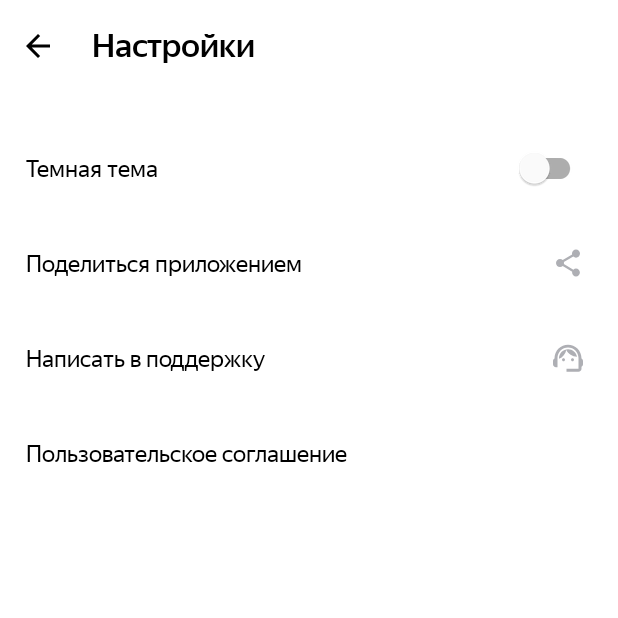
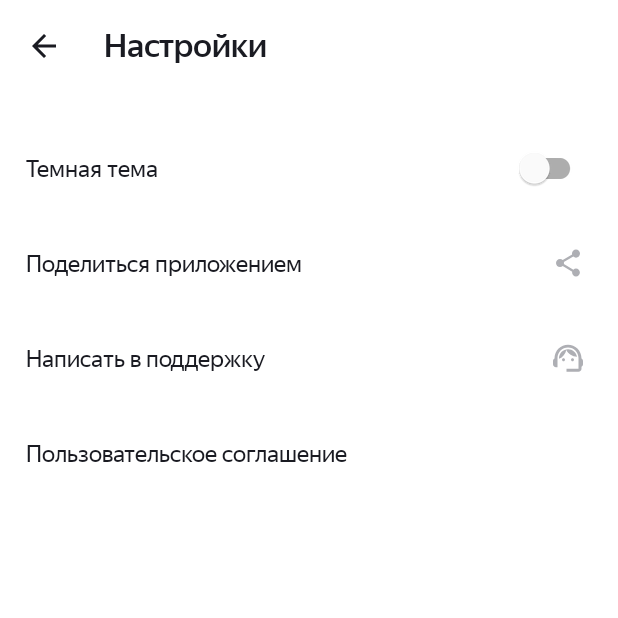
Before and after one commit to harhanov/PlaylistMaker, an Android app: the SettingsActivity screen opened directly, with no data from a screen before it, on a phone screen of 412 x 824 dp, the top half of it. Run offline under Robolectric (Android 15) with nearby library versions, the phone set to English and light mode, and no system bars.

```diff
--- a/app/src/main/java/com/practicum/playlistmaker/SearchResult.kt
+++ b/app/src/main/java/com/practicum/playlistmaker/SearchResult.kt
@@ -3,4 +3,4 @@ package com.practicum.playlistmaker
 data class SearchResult(
     val resultCount: Int,
     val results: List<Track>
-    )
+)
--- a/app/src/main/java/com/practicum/playlistmaker/Track.kt
+++ b/app/src/main/java/com/practicum/playlistmaker/Track.kt
@@ -8,5 +8,8 @@ data class Track (
     val artistName: String,
     @SerializedName("trackTimeMillis") val trackTime: String,
     val artworkUrl100: String,
-    val formattedDuration: String,
+    val collectionName: String,
+    val releaseDate: String,
+    val primaryGenreName: String,
+    val country: String,
 )
--- a/app/src/main/res/drawable-v24/arrow_back.xml
+++ b/app/src/main/res/drawable-v24/arrow_back.xml
@@ -1,9 +1,13 @@
 <vector xmlns:android="http://schemas.android.com/apk/res/android"
-    android:width="16dp"
-    android:height="16dp"
-    android:viewportWidth="16"
-    android:viewportHeight="16">
-  <path
-      android:pathData="M16,7H3.83L9.42,1.41L8,0L0,8L8,16L9.41,14.59L3.83,9H16V7Z"
-      android:fillColor="?attr/colorOnSecondary"/>
+    android:width="24dp"
+    android:height="24dp"
+    android:viewportWidth="24"
+    android:viewportHeight="24">
+  <group>
+    <clip-path
+        android:pathData="M0,0h24v24h-24z"/>
+    <path
+        android:pathData="M20,11H7.83L13.42,5.41L12,4L4,12L12,20L13.41,18.59L7.83,13H20V11Z"
+        android:fillColor="?attr/colorOnSecondary"/>
+  </group>
 </vector>
--- a/app/src/main/res/layout/activity_settings.xml
+++ b/app/src/main/res/layout/activity_settings.xml
@@ -28,13 +28,13 @@
 
     </RelativeLayout>
 
-    <com.google.android.material.switchmaterial.SwitchMaterial style="@style/MenuItem"
+    <com.google.android.material.switchmaterial.SwitchMaterial style="@style/menuItem"
         android:id="@+id/themeSwitcher"
         android:text="@string/dark_theme" />
 
     <RelativeLayout
         android:id="@+id/shareArea"
-        style="@style/MenuItem">
+        style="@style/menuItem">
 
         <TextView
             android:id="@+id/sharing"
@@ -53,7 +53,7 @@
 
     <RelativeLayout
         android:id="@+id/writeToSupport"
-        style="@style/MenuItem">
+        style="@style/menuItem">
 
         <TextView
             android:id="@+id/writeSupport"
@@ -71,7 +71,7 @@
 
     <RelativeLayout
         android:id="@+id/serviceTerms"
-        style="@style/MenuItem">
+        style="@style/menuItem">
 
         <TextView
             android:id="@+id/ys_regular_"
--- a/app/src/main/res/layout/list_item.xml
+++ b/app/src/main/res/layout/list_item.xml
@@ -42,7 +42,7 @@
             <TextView
                 android:id="@+id/song_artist"
                 android:layout_gravity="start"
-                style="@style/BottomText"
+                style="@style/bottomText"
                 tools:text="Song Artist" />
 
             <ImageView
@@ -56,7 +56,7 @@
 
             <TextView
                 android:id="@+id/song_duration"
-                style="@style/BottomText"
+                style="@style/bottomText"
                 tools:text="12:34" />
         </LinearLayout>
     </LinearLayout>
--- a/app/src/main/res/values-night/themes.xml
+++ b/app/src/main/res/values-night/themes.xml
@@ -15,5 +15,6 @@
         <item name="searchHintColor">@color/black</item>
         <item name="titleColor">@color/white</item>
         <item name="bandColor">@color/white</item>
+        <item name="addToPlaylistButtonColor">@color/darkest_gray</item>
     </style>
 </resources>
--- a/app/src/main/res/values/attrs.xml
+++ b/app/src/main/res/values/attrs.xml
@@ -4,4 +4,5 @@
     <attr name="searchHintColor" format="color" />
     <attr name="titleColor" format="color" />
     <attr name="bandColor" format="color" />
+    <attr name="addToPlaylistButtonColor" format="color" />
 </resources>
--- a/app/src/main/res/values/colors.xml
+++ b/app/src/main/res/values/colors.xml
@@ -6,9 +6,11 @@
     <color name="purple_700">#FF3700B3</color>
     <color name="teal_200">#FF03DAC5</color>
     <color name="teal_700">#FF018786</color>
-    <color name="black">#FF000000</color>
+    <color name="black">#1A1B22</color>
     <color name="white">#FFFFFFFF</color>
     <color name="light_gray">#E6E8EB</color>
     <color name="dark_gray">#AEAFB4</color>
     <color name="colorOnSecondary">?attr/colorOnSecondary</color>
+    <color name="gray">#C5C6C7</color>
+    <color name="darkest_gray">#535459</color>
 </resources>
--- a/app/src/main/res/values/dimens.xml
+++ b/app/src/main/res/values/dimens.xml
@@ -8,6 +8,7 @@
         <dimen name="corner_radius_button">15dp</dimen>
         <dimen name="corner_radius_search">8dp</dimen>
         <dimen name="cover_corner_radius">2dp</dimen>
+        <dimen name="big_cover_corner_radius">8dp</dimen>
         <dimen name="standardPadding">13dp</dimen>
         <dimen name="minPadding">11dp</dimen>
         <dimen name="largePadding">28dp</dimen>
--- a/app/src/main/res/values/themes.xml
+++ b/app/src/main/res/values/themes.xml
@@ -15,5 +15,6 @@
         <item name="searchHintColor">@color/dark_gray</item>
         <item name="titleColor">@color/dark_gray</item>
         <item name="bandColor">@color/dark_gray</item>
+        <item name="addToPlaylistButtonColor">@color/gray</item>
     </style>
 </resources>
```
Also changed, not shown: app/src/main/AndroidManifest.xml (+7 -0 lines), app/src/main/java/com/practicum/playlistmaker/SearchActivity.kt (+17 -1 lines), app/src/main/res/layout/activity_search.xml (+4 -4 lines), app/src/main/res/values/strings.xml (+8 -0 lines), app/src/main/res/values/style.xml (+57 -4 lines).
